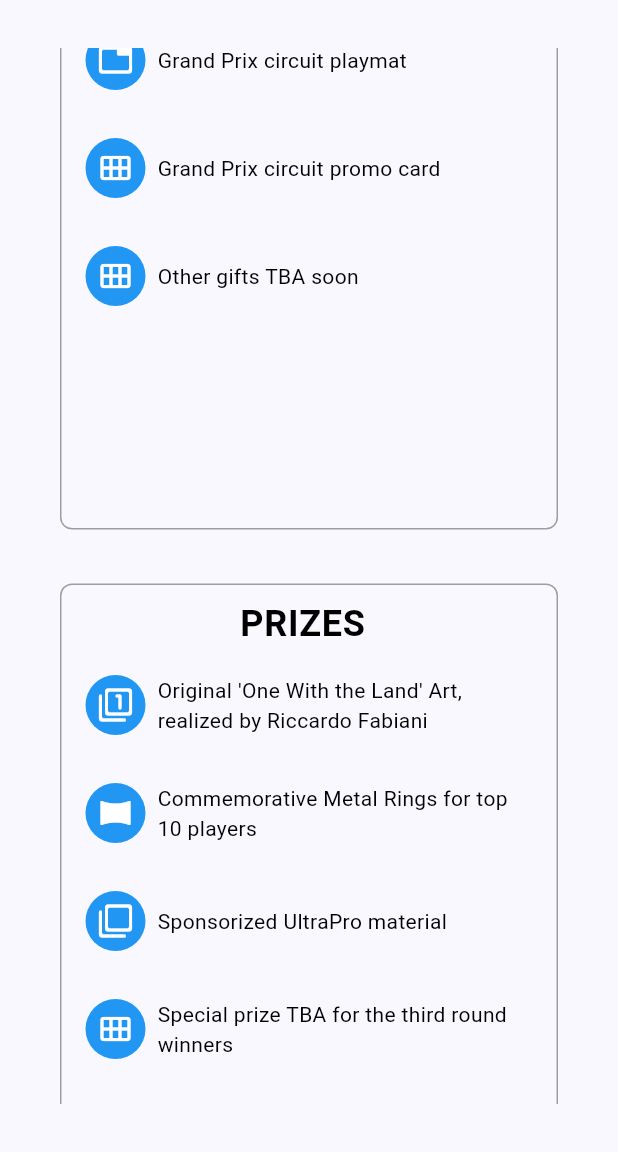
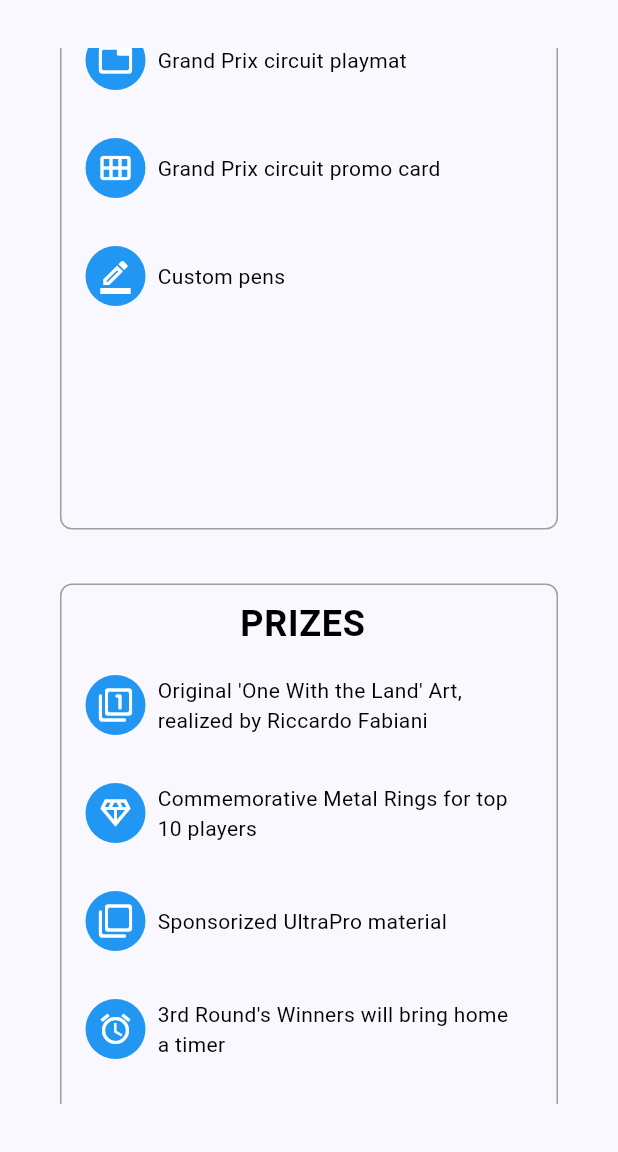
Before and after one commit to SimoParmeg/vtesitaly, a Flutter app: the screen it shows after launch, scrolled down 3456 dp, on a phone screen of 412 x 824 dp, the part 84-1236 px from its top. Run offline on Flutter 3.47's test engine with Material 3 defaults, Android fonts, the light colour scheme and no system bars; our stand-ins replace carousel_slider.

Commit message:
aggiunto carosello premi

```diff
--- a/vtesitaly/lib/views/rows/prizes.dart
+++ b/vtesitaly/lib/views/rows/prizes.dart
@@ -70,7 +70,8 @@ class _PrizesRowState extends State<PrizesRow> {
         lines: Map.fromEntries([
           const MapEntry("Grand Prix circuit playmat", Icons.tab_rounded),
           const MapEntry("Grand Prix circuit promo card", Icons.calendar_view_month_outlined),
-          const MapEntry("Other gifts TBA soon", Icons.calendar_view_month_outlined),
+          const MapEntry("Custom pens", Icons.border_color_outlined),
+
         ]),
       ),
       const SizedBox(height: 20),
@@ -78,9 +79,9 @@ class _PrizesRowState extends State<PrizesRow> {
         title: "PRIZES",
         lines: Map.fromEntries([
           const MapEntry("Original 'One With the Land' Art, realized by Riccardo Fabiani", Icons.filter_1_rounded),
-          const MapEntry("Commemorative Metal Rings for top 10 players", Icons.panorama_horizontal_select),
+          const MapEntry("Commemorative Metal Rings for top 10 players", Icons.diamond_outlined),
           const MapEntry("Sponsorized UltraPro material", Icons.filter_none_rounded),
-          const MapEntry("Special prize TBA for the third round winners", Icons.calendar_view_month_outlined),
+          const MapEntry("3rd Round's Winners will bring home a timer", Icons.alarm_outlined),
         ]),
       ),
     ];
@@ -89,7 +90,10 @@ class _PrizesRowState extends State<PrizesRow> {
   Widget _buildCarouselSlider() {
     final List<String> imagePaths = [
       "assets/images/prizes/event1.jpeg",
+      "assets/images/prizes/prizes1.jpeg",
+      "assets/images/prizes/prizes2.jpeg",
       "assets/images/prizes/event2.jpeg",
+      "assets/images/prizes/prizes3.jpeg",
       "assets/images/prizes/event3.jpeg",
     ];
 
@@ -100,17 +104,17 @@ class _PrizesRowState extends State<PrizesRow> {
           child: Image.asset(
             imagePath,
             width: MediaQuery.of(context).size.width - 32,
-            height: 300,
-            fit: BoxFit.cover,
+            height: 600,
+            fit: BoxFit.contain,
           ),
         );
       }).toList(),
       options: CarouselOptions(
-        height: 300,
+        height: 600,
         enlargeCenterPage: true,
         autoPlay: true,
         autoPlayInterval: const Duration(seconds: 3),
-        autoPlayAnimationDuration: const Duration(milliseconds: 800),
+        autoPlayAnimationDuration: const Duration(milliseconds: 1200),
         aspectRatio: 16 / 9,
         viewportFraction: 0.8,
       ),
--- a/vtesitaly/pubspec.yaml
+++ b/vtesitaly/pubspec.yaml
@@ -67,6 +67,7 @@ flutter:
   assets:
     - assets/images/
     - assets/images/hotel/
+    - assets/images/prizes/
     - assets/docs/
 
   # An image asset can refer to one or more resolution-specific "variants", see
```
Also changed, not shown: vtesitaly/assets/images/prizes/prizes1.jpeg (added), vtesitaly/assets/images/prizes/prizes2.jpeg (added), vtesitaly/assets/images/prizes/prizes3.jpeg (added).
